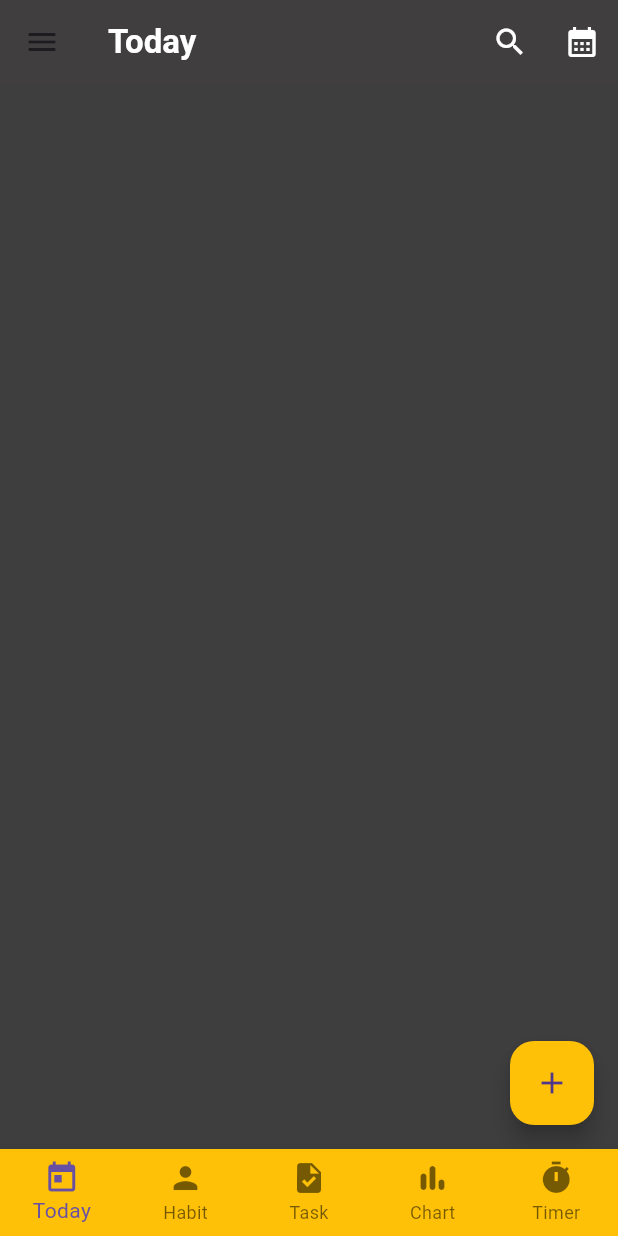
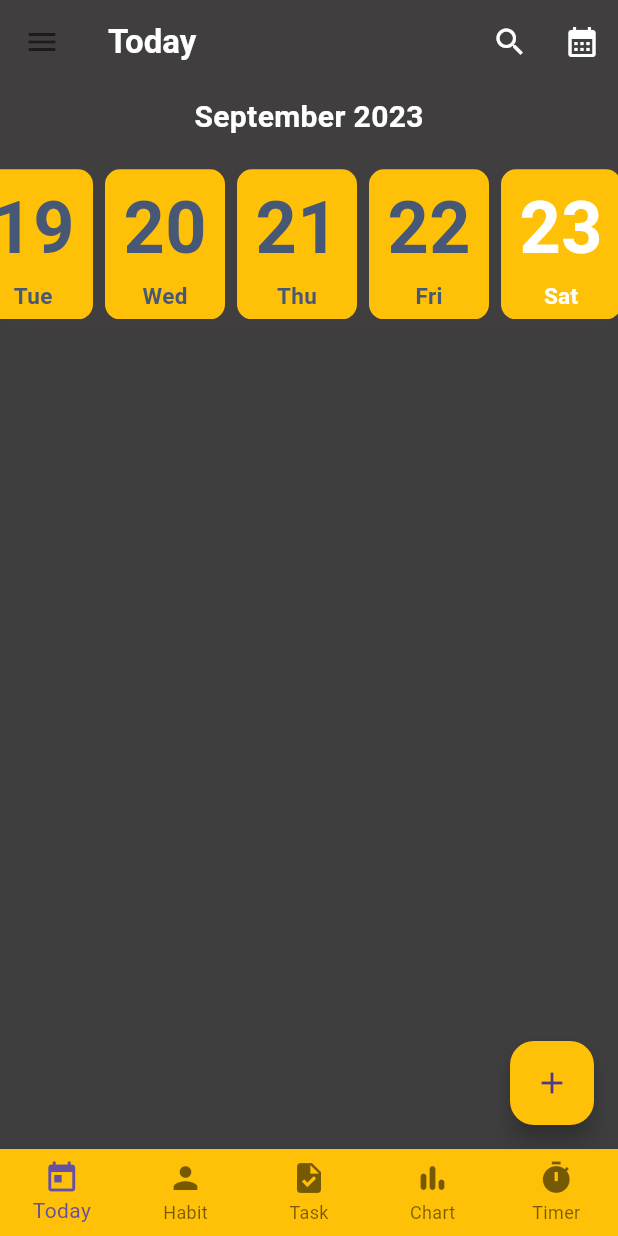
Before and after one commit to MINHAJ-E/Hive-MyHabit, a Flutter app: the screen it shows after launch, on a phone screen of 412 x 824 dp. Run offline on Flutter 3.47's test engine with Material 3 defaults, Android fonts, the phone set to English and light mode, and no system bars.

Commit message:
add calender

```diff
--- a/lib/bottombar/bottomBar.dart
+++ b/lib/bottombar/bottomBar.dart
@@ -22,7 +22,7 @@ void _navigationbottombar(int index){{
   });
 }}
 final List<Widget>_pages=[
-   TodayScreen(),
+   TodayScreen(title: '',),
    HabitScreen(),
    TaskScreen(),
    ChartScreen(),
--- a/lib/screens/todayScreen.dart
+++ b/lib/screens/todayScreen.dart
@@ -6,13 +6,149 @@ import 'package:my_habit_app/drawerPages/settings.dart';
 import 'package:my_habit_app/helpers/colors.dart';
 import 'package:my_habit_app/pages/habitCategory.dart';
 import 'package:my_habit_app/pages/taskAddingPage.dart';
+import 'package:my_habit_app/utils/colors_utils.dart';
+import 'package:my_habit_app/utils/date_utils.dart' as date_util;
 
-class TodayScreen extends StatelessWidget {
-  const TodayScreen({super.key});
+class TodayScreen extends StatefulWidget {
+  final String title;
+  const TodayScreen({Key? key, required this.title}) : super(key: key);
+
+  @override
+  State<TodayScreen> createState() => _TodayScreenState();
+}
+
+class _TodayScreenState extends State<TodayScreen> {
+   double width = 0.0;
+  double height = 0.0;
+  late ScrollController scrollController;
+  List<DateTime> currentMonthList = List.empty();
+  DateTime currentDateTime = DateTime.now();
+  List<String> todos = <String>[];
+  TextEditingController controller = TextEditingController();
+
+  @override
+  void initState() {
+    currentMonthList = date_util.DateUtils.daysInMonth(currentDateTime);
+    currentMonthList.sort((a, b) => a.day.compareTo(b.day));
+    currentMonthList = currentMonthList.toSet().toList();
+    scrollController =  ScrollController(initialScrollOffset: 70.0 * currentDateTime.day);
+    super.initState();
+  }
+
+
+  Widget titleView() {
+    return Padding(
+      padding: const EdgeInsets.fromLTRB(0, 0, 0, 20),
+      child: Text(
+        date_util.DateUtils.months[currentDateTime.month - 1] + ' ' +
+            currentDateTime.year.toString(),
+        style: const TextStyle(
+            color: Colors.white, fontWeight: FontWeight.bold, fontSize: 20),
+      ),
+    );
+  }
+
+  Widget hrizontalCapsuleListView() {
+    return Container(
+      width: width,
+      height: 100,
+        child: ListView.builder(
+        controller: scrollController,
+        scrollDirection: Axis.horizontal,
+        physics: const ClampingScrollPhysics(),
+        shrinkWrap: true,
+        itemCount: currentMonthList.length,
+        itemBuilder: (BuildContext context, int index) {
+          return capsuleView(index);
+        },
+      ),
+    );
+  }
+
+  Widget capsuleView(int index) {
+    return Padding(
+        padding: const EdgeInsets.fromLTRB(8, 0, 0, 0),
+        child: GestureDetector(
+          onTap: () {
+            setState(() {
+              currentDateTime = currentMonthList[index];
+            });
+          },
+          child: Container(
+            width: 80,
+            height: 140,
+            decoration: BoxDecoration(
+
+                color: Colors.amber,
+                borderRadius: BorderRadius.circular(10),
+
+                ),
+            child: Center(
+              child: Column(
+                mainAxisAlignment: MainAxisAlignment.center,
+                children: <Widget>[
+                  Text(
+                    currentMonthList[index].day.toString(),
+                    style: TextStyle(
+                        fontSize: 48,
+                        fontWeight: FontWeight.bold,
+                        color:
+                            (currentMonthList[index].day != currentDateTime.day)
+                                ? HexColor("465876")
+                                : Colors.white),
+                  ),
+                  Text(
+                    date_util.DateUtils
+                        .weekdays[currentMonthList[index].weekday - 1],
+                    style: TextStyle(
+                        fontSize: 15,
+                        fontWeight: FontWeight.bold,
+                        color:
+                            (currentMonthList[index].day != currentDateTime.day)
+                                ? HexColor("465876")
+                                : Colors.white),
+                  )
+                ],
+              ),
+            ),
+          ),
+        ));
+  }
+
+  Widget topView() {
+    return Container(
+      height: height * 0.2,
+      width: width,
+      decoration: const BoxDecoration(
+        color: bggreyisue,
+
+
+        borderRadius: BorderRadius.only(
+          bottomRight: Radius.circular(20),
+          bottomLeft: Radius.circular(20),
+        ),
+      ),
+      child: Column(
+          mainAxisAlignment: MainAxisAlignment.center,
+          children: <Widget>[
+            titleView(),
+            hrizontalCapsuleListView(),
+          ]),
+    );
+  }
 
   @override
   Widget build(BuildContext context) {
+     width = MediaQuery.of(context).size.width;
+    height = MediaQuery.of(context).size.height;
     return Scaffold(
+      body:  Stack(
+          children: <Widget>[
+            // backgroundView(),
+            topView(),
+            // todoList()
+          ],
+        ),
       backgroundColor: bggrey,
       appBar: AppBar(
         title: Text(
@@ -44,7 +180,7 @@ class TodayScreen extends StatelessWidget {
         child: Container(
           color: Colors.amber,
           child: ListView(
-            children:  [
+            children: [
               DrawerHeader(
                 decoration: BoxDecoration(
                     // image: DecorationImage(
@@ -57,47 +193,48 @@ class TodayScreen extends StatelessWidget {
                     "MYHABIT",
                     style: TextStyle(fontSize: 30, fontWeight: FontWeight.bold),
                   ),
-
                 ),
-
               ),
               ListTile(
                   leading: Icon(Icons.home),
-                title: Text("Home ",style: TextStyle(fontSize: 20),
+                  title: Text(
+                    "Home ",
+                    style: TextStyle(fontSize: 20),
                   ),
-
                   onTap: () {
-                  Navigator.of(context).push(MaterialPageRoute(builder: (ctx)=>TodayScreen()));
-                }
-              ),
+                    Navigator.of(context).push(
+                        MaterialPageRoute(builder: (ctx) => TodayScreen(title: '',)));
+                  }),
               ListTile(
                   leading: Icon(Icons.settings),
-                title: Text("Settings",style: TextStyle(fontSize: 20),
+                  title: Text(
+                    "Settings",
+                    style: TextStyle(fontSize: 20),
                   ),
-
                   onTap: () {
-                  Navigator.of(context).push(MaterialPageRoute(builder: (ctx)=>SettingsPage()));
-                }
-              ),
+                    Navigator.of(context).push(
+                        MaterialPageRoute(builder: (ctx) => SettingsPage()));
+                  }),
               ListTile(
                   leading: Icon(Icons.privacy_tip),
-                title: Text("Privacy policy",style: TextStyle(fontSize: 20),
+                  title: Text(
+                    "Privacy policy",
+                    style: TextStyle(fontSize: 20),
                   ),
-
                   onTap: () {
-                  Navigator.of(context).push(MaterialPageRoute(builder: (ctx)=>PrivacyPolicy()));
-                }
-              ),
+                    Navigator.of(context).push(
+                        MaterialPageRoute(builder: (ctx) => PrivacyPolicy()));
+                  }),
               ListTile(
                   leading: Icon(Icons.contact_emergency),
-                title: Text("Contact Us",style: TextStyle(fontSize: 20),
+                  title: Text(
+                    "Contact Us",
+                    style: TextStyle(fontSize: 20),
                   ),
-
                   onTap: () {
-                  Navigator.of(context).push(MaterialPageRoute(builder: (ctx)=>ContactUsPage()));
-                }
-              ),
-
+                    Navigator.of(context).push(
+                        MaterialPageRoute(builder: (ctx) => ContactUsPage()));
+                  }),
             ],
           ),
         ),
--- /dev/null
+++ b/lib/utils/colors_utils.dart
@@ -0,0 +1,13 @@
+import 'package:flutter/material.dart';
+
+class HexColor extends Color {
+  static int _getColorFromHex(String hexColor) {
+    hexColor = hexColor.toUpperCase().replaceAll("#", "");
+    if (hexColor.length == 6) {
+      hexColor = "FF" + hexColor;
+    }
+    return int.parse(hexColor, radix: 16);
+  }
+
+  HexColor(final String hexColor) : super(_getColorFromHex(hexColor));
+}
--- /dev/null
+++ b/lib/utils/date_utils.dart
@@ -0,0 +1,123 @@
+library utils;
+
+import 'package:intl/intl.dart';
+
+class DateUtils {
+  static final DateFormat _monthFormat = DateFormat('MMMM yyyy');
+  static final DateFormat _dayFormat = DateFormat('dd');
+  static final DateFormat _firstDayFormat = DateFormat('MMM dd');
+  static final DateFormat _fullDayFormat = DateFormat('EEE MMM dd, yyyy');
+  static final DateFormat _apiDayFormat = DateFormat('yyyy-MM-dd');
+
+  static String formatMonth(DateTime d) => _monthFormat.format(d);
+
+  static String formatDay(DateTime d) => _dayFormat.format(d);
+
+  static String formatFirstDay(DateTime d) => _firstDayFormat.format(d);
+
+  static String fullDayFormat(DateTime d) => _fullDayFormat.format(d);
+
+  static String apiDayFormat(DateTime d) => _apiDayFormat.format(d);
+
+  static const List<String> weekdays = [
+    'Mon',
+    'Tue',
+    'Wed',
+    'Thu',
+    'Fri',
+    'Sat',
+    'Sun'
+  ];
+
+  static const List<String> months = [
+    'January',
+    'February',
+    'March',
+    'April',
+    'May',
+    'June',
+    'July',
+    'August',
+    'September',
+    'October',
+    'November',
+    'December'
+  ];
+
+  /// The list of days in a given month
+  static List<DateTime> daysInMonth(DateTime month) {
+    var first = firstDayOfMonth(month);
+    var daysInMonth = DateTime(month.year, month.month + 1, 0).day;
+    return List.generate(daysInMonth, (i) => first.add(Duration(days: i)));
+  }
+
+  static bool isFirstDayOfMonth(DateTime day) {
+    return isSameDay(firstDayOfMonth(day), day);
+  }
+
+  static bool isLastDayOfMonth(DateTime day) {
+    return isSameDay(lastDayOfMonth(day), day);
+  }
+
+  static DateTime firstDayOfMonth(DateTime month) {
+    return DateTime(month.year, month.month, 1);
+  }
+
+  static DateTime lastDayOfMonth(DateTime month) {
+    return DateTime(month.year, month.month + 1, 0);
+  }
+
+  /// Returns a [DateTime] for each day the given range.
+  ///
+  /// [start] inclusive
+  /// [end] exclusive
+  static Iterable<DateTime> daysInRange(DateTime start, DateTime end) sync* {
+    var current = start;
+    while (current.isBefore(end) || current.isAtSameMomentAs(end)) {
+      yield current;
+      current = current.add(Duration(days: 1));
+    }
+  }
+
+  /// Whether or not two times are on the same day.
+  static bool isSameDay(DateTime a, DateTime b) {
+    return a.year == b.year && a.month == b.month && a.day == b.day;
+  }
+
+  static bool isSameWeek(DateTime a, DateTime b) {
+    return a.difference(b).inDays.abs() < 7;
+  }
+
+  static DateTime previousMonth(DateTime m) {
+    var year = m.year;
+    var month = m.month;
+    if (month == 1) {
+      year--;
+      month = 12;
+    } else {
+      month--;
+    }
+    return DateTime(year, month);
+  }
+
+  static DateTime nextMonth(DateTime m) {
+    var year = m.year;
+    var month = m.month;
+
+    if (month == 12) {
+      year++;
+      month = 1;
+    } else {
+      month++;
+    }
+    return DateTime(year, month);
+  }
+
+  static DateTime previousWeek(DateTime w) {
+    return w.subtract(Duration(days: 7));
+  }
+
+  static DateTime nextWeek(DateTime w) {
+    return w.add(Duration(days: 7));
+  }
+}
--- a/pubspec.yaml
+++ b/pubspec.yaml
@@ -36,6 +36,7 @@ dependencies:
   # Use with the CupertinoIcons class for iOS style icons.
   cupertino_icons: ^1.0.2
   fl_chart: ^0.63.0
+  intl: ^0.18.1
 
 dev_dependencies:
   flutter_test:
```
Also changed, not shown: pubspec.lock. Lines whose indentation alone changed are shown as unchanged.
